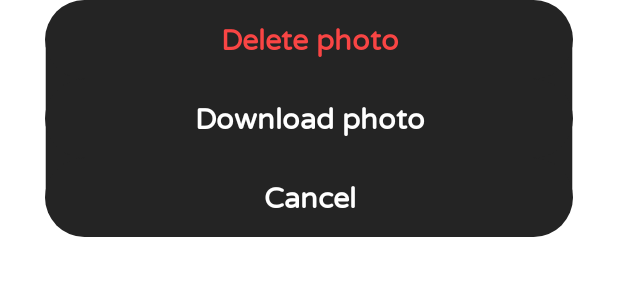
After one commit to khongphaiduycuannn/Locket-Clone, an Android app: the layout dialog_post_setting.xml on its own in the app's theme, with its tools: preview values and no code run, on a phone screen of 412 x 824 dp. The commit adds this screen. Shown: the top 300 px of the screen. Run offline under Robolectric (Android 15) with nearby library versions, the phone set to English and light mode, and no system bars.

Commit message:
update post dialog

```diff
--- /dev/null
+++ b/app/src/main/res/drawable/bg_dialog_post_setting.xml
@@ -0,0 +1,9 @@
+<?xml version="1.0" encoding="utf-8"?>
+<shape xmlns:android="http://schemas.android.com/apk/res/android"
+    android:shape="rectangle">
+    <solid android:color="#242424" />
+    <corners android:radius="30dp" />
+    <stroke
+        android:width="1dp"
+        android:color="#441E1E1E" />
+</shape>
--- /dev/null
+++ b/app/src/main/res/drawable/bg_dialog_post_setting_button.xml
@@ -0,0 +1,5 @@
+<?xml version="1.0" encoding="utf-8"?>
+<selector xmlns:android="http://schemas.android.com/apk/res/android">
+    <item android:drawable="@drawable/bg_dialog_post_setting_button_pressed" android:state_pressed="true" />
+    <item android:drawable="@drawable/bg_dialog_post_setting_button_normal" />
+</selector>
--- /dev/null
+++ b/app/src/main/res/drawable/bg_dialog_post_setting_button_normal.xml
@@ -0,0 +1,6 @@
+<?xml version="1.0" encoding="utf-8"?>
+<shape xmlns:android="http://schemas.android.com/apk/res/android"
+    android:shape="rectangle">
+    <solid android:color="#242424" />
+    <corners android:radius="30dp" />
+</shape>
--- /dev/null
+++ b/app/src/main/res/drawable/bg_dialog_post_setting_button_pressed.xml
@@ -0,0 +1,6 @@
+<?xml version="1.0" encoding="utf-8"?>
+<shape xmlns:android="http://schemas.android.com/apk/res/android"
+    android:shape="rectangle">
+    <solid android:color="#363636" />
+    <corners android:radius="30dp" />
+</shape>
--- /dev/null
+++ b/app/src/main/res/layout/dialog_post_setting.xml
@@ -0,0 +1,53 @@
+<?xml version="1.0" encoding="utf-8"?>
+<LinearLayout xmlns:android="http://schemas.android.com/apk/res/android"
+    android:layout_width="match_parent"
+    android:layout_height="wrap_content"
+    android:layout_marginHorizontal="30dp"
+    android:background="@drawable/bg_dialog_post_setting"
+    android:orientation="vertical">
+
+    <TextView
+        android:id="@+id/btn_delete"
+        android:layout_width="match_parent"
+        android:layout_height="wrap_content"
+        android:background="@drawable/bg_dialog_post_setting_button"
+        android:clickable="true"
+        android:focusable="true"
+        android:fontFamily="@font/varela"
+        android:gravity="center"
+        android:paddingVertical="13dp"
+        android:text="Delete photo"
+        android:textColor="#F94544"
+        android:textSize="19sp"
+        android:textStyle="bold" />
+
+    <TextView
+        android:id="@+id/btn_download"
+        android:layout_width="match_parent"
+        android:layout_height="wrap_content"
+        android:background="@drawable/bg_dialog_post_setting_button"
+        android:clickable="true"
+        android:focusable="true"
+        android:fontFamily="@font/varela"
+        android:gravity="center"
+        android:paddingVertical="13dp"
+        android:text="Download photo"
+        android:textColor="#FFFFFF"
+        android:textSize="19sp"
+        android:textStyle="bold" />
+
+    <TextView
+        android:id="@+id/btn_cancel"
+        android:layout_width="match_parent"
+        android:layout_height="wrap_content"
+        android:background="@drawable/bg_dialog_post_setting_button"
+        android:clickable="true"
+        android:focusable="true"
+        android:fontFamily="@font/varela"
+        android:gravity="center"
+        android:paddingVertical="13dp"
+        android:text="Cancel"
+        android:textColor="#FFFFFF"
+        android:textSize="19sp"
+        android:textStyle="bold" />
+</LinearLayout>
--- a/app/src/main/res/navigation/main_nav.xml
+++ b/app/src/main/res/navigation/main_nav.xml
@@ -3,7 +3,7 @@
     xmlns:app="http://schemas.android.com/apk/res-auto"
     xmlns:tools="http://schemas.android.com/tools"
     android:id="@+id/main_nav"
-    app:startDestination="@id/loginFragment">
+    app:startDestination="@id/historyFragment">
 
     <fragment
         android:id="@+id/loginFragment"
```
Also changed, not shown: app/src/main/java/com/example/locketclone/ui/history/HistoryFragment.java (+60 -13 lines), app/src/main/res/animator/transition_fade_in.xml (added, +8 -0 lines), app/src/main/res/animator/transition_fade_out.xml (added, +8 -0 lines).
